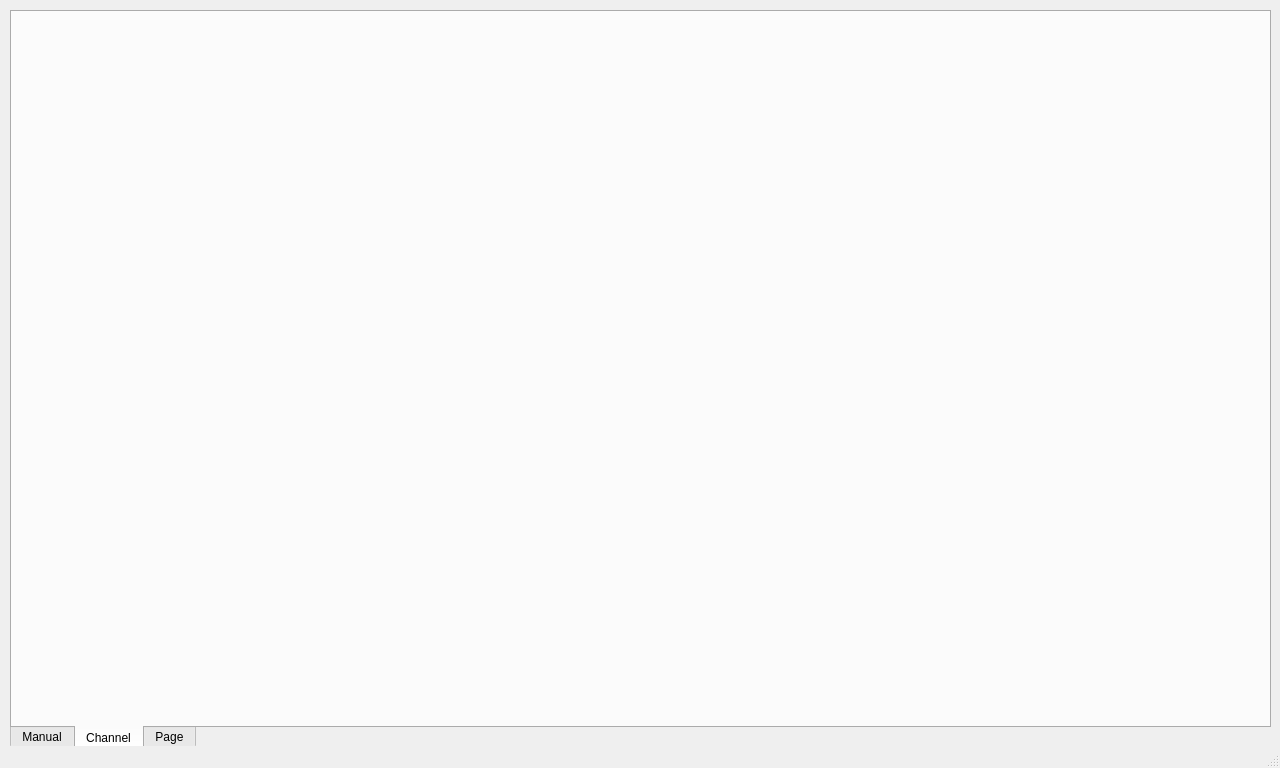
Above: bank-view/mainwindow.ui from smandyscom/front-base-widget before the change. Below: the same form after it.
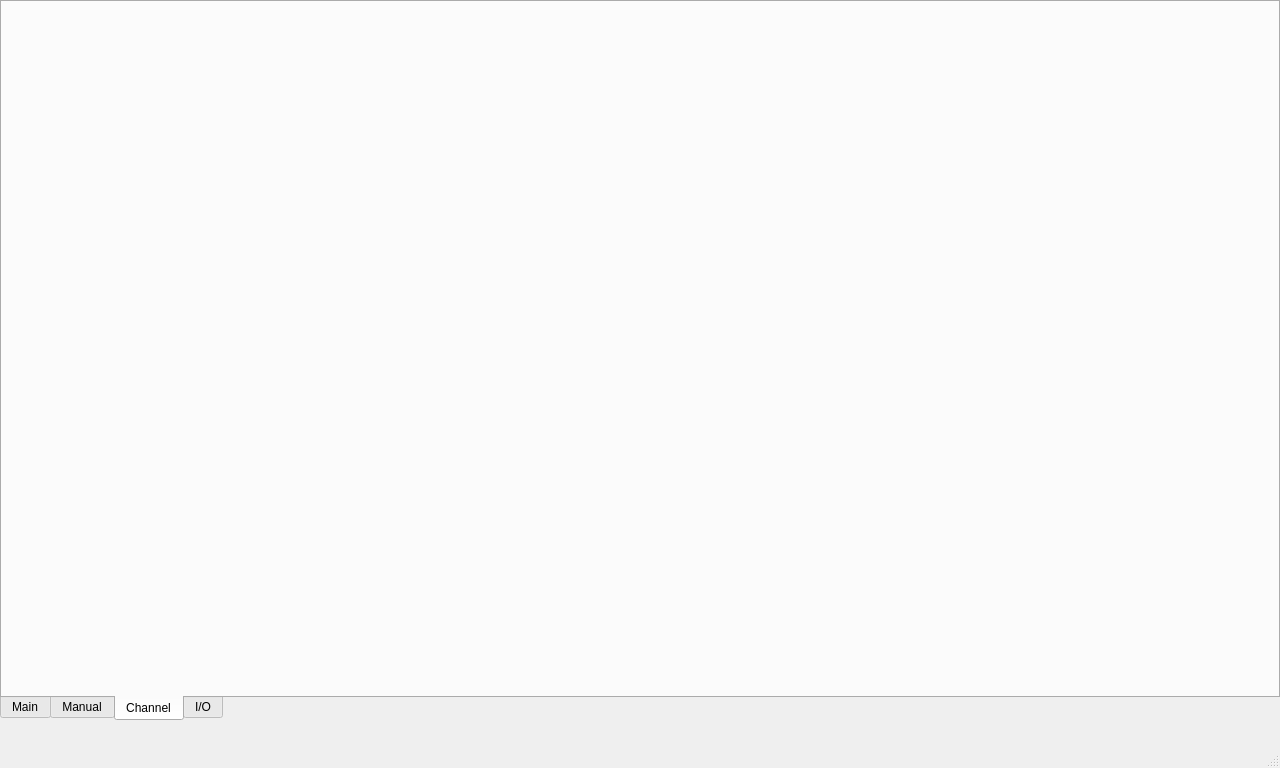
That is the form after the change. The open tabs and pages were chosen to show the change.

Patch:
```diff
--- a/bank-view/mainwindow.ui
+++ b/bank-view/mainwindow.ui
@@ -29,22 +29,22 @@
    <widget class="QTabWidget" name="tabWidget">
     <property name="geometry">
      <rect>
-      <x>10</x>
-      <y>10</y>
-      <width>1261</width>
-      <height>741</height>
+      <x>0</x>
+      <y>0</y>
+      <width>1280</width>
+      <height>721</height>
      </rect>
     </property>
     <property name="sizePolicy">
-     <sizepolicy hsizetype="Fixed" vsizetype="Fixed">
+     <sizepolicy hsizetype="Expanding" vsizetype="Expanding">
       <horstretch>0</horstretch>
       <verstretch>0</verstretch>
      </sizepolicy>
     </property>
     <property name="maximumSize">
      <size>
-      <width>1261</width>
-      <height>741</height>
+      <width>1280</width>
+      <height>768</height>
      </size>
     </property>
     <property name="layoutDirection">
@@ -68,6 +68,11 @@
     <property name="elideMode">
      <enum>Qt::ElideLeft</enum>
     </property>
+    <widget class="QWidget" name="tabMain">
+     <attribute name="title">
+      <string>Main</string>
+     </attribute>
+    </widget>
     <widget class="QWidget" name="tabManual">
      <attribute name="title">
       <string>Manual</string>
@@ -80,7 +85,7 @@
     </widget>
     <widget class="QWidget" name="tabIO">
      <attribute name="title">
-      <string>Page</string>
+      <string>I/O</string>
      </attribute>
     </widget>
    </widget>
```
